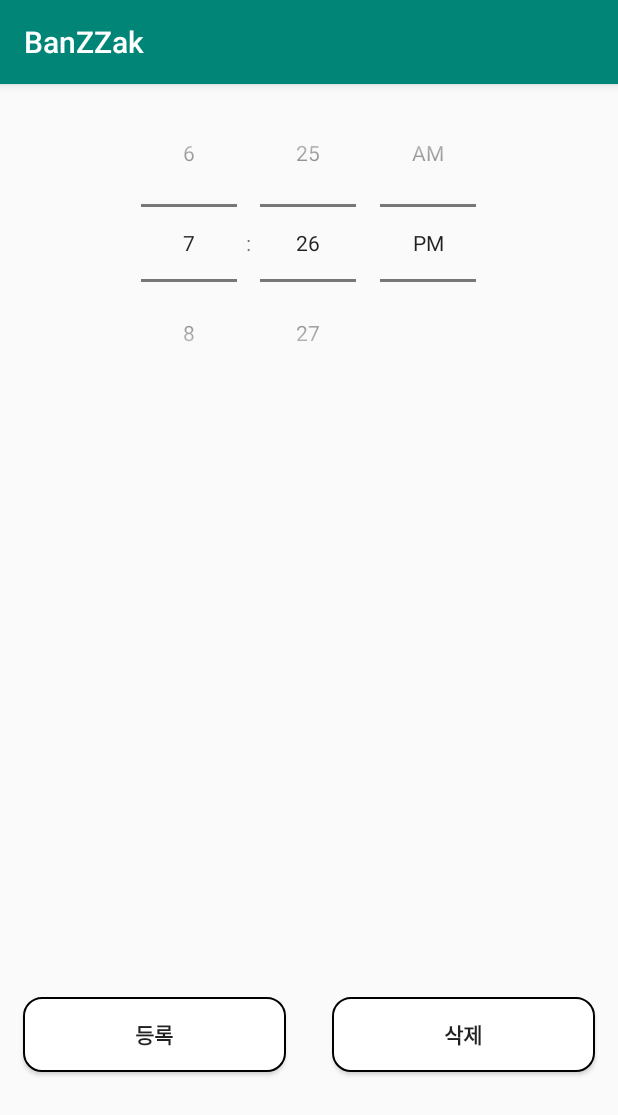
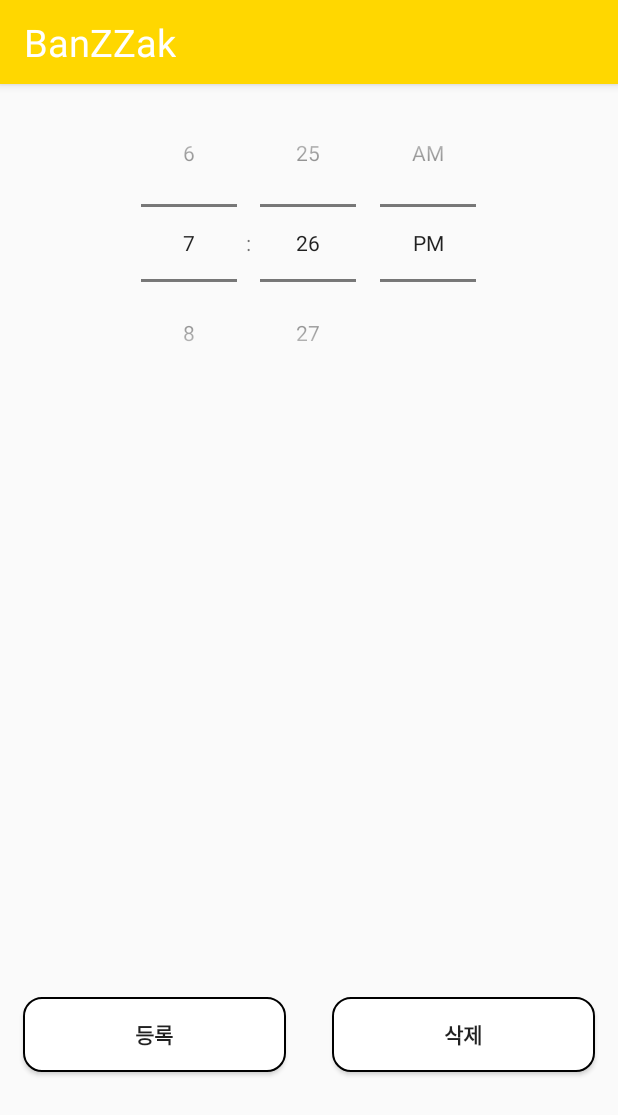
Before and after one commit to SuperChallengeHackathon-BanZZak/BanZZakApp, an Android app: the screen it shows after launch (AlarmSettingActivity), after a tap on an icon or button, on a phone screen of 412 x 824 dp. Shown: the top 1115 px of the screen. Run offline under Robolectric (Android 15) with nearby library versions, the phone set to English and light mode, and no system bars; our stand-ins replace Room's generated code.

Commit message:
색 바꿈
splash activity navihation bar 색상 투명하게
action bar 배경색, 글자 색, fab 색 바꿈

폰트 변경하기

```diff
--- a/app/build.gradle
+++ b/app/build.gradle
@@ -4,7 +4,7 @@ android {
     compileSdkVersion 28
     defaultConfig {
         applicationId "com.greentea.banzzak"
-        minSdkVersion 19
+        minSdkVersion 21
         targetSdkVersion 28
         versionCode 1
         versionName "1.0"
--- a/app/src/main/java/com/greentea/banzzak/SplashActivity.java
+++ b/app/src/main/java/com/greentea/banzzak/SplashActivity.java
@@ -1,6 +1,7 @@
 package com.greentea.banzzak;
 
 import android.content.Intent;
+import android.graphics.Color;
 import android.os.Bundle;
 import android.os.Handler;
 
@@ -13,6 +14,9 @@ public class SplashActivity extends AppCompatActivity {
     protected void onCreate(@Nullable Bundle savedInstanceState) {
         super.onCreate(savedInstanceState);
         setContentView(R.layout.activity_splash);
+
+        getWindow().setStatusBarColor(Color.TRANSPARENT);
+        getWindow().setNavigationBarColor(Color.TRANSPARENT);
 
         Handler handler = new Handler();
         handler.postDelayed(new Splash(), 2000);
--- a/app/src/main/res/drawable/ic_add_black_24dp.xml
+++ b/app/src/main/res/drawable/ic_add_black_24dp.xml
@@ -4,6 +4,6 @@
         android:viewportWidth="24.0"
         android:viewportHeight="24.0">
     <path
-        android:fillColor="#FF000000"
+        android:fillColor="#FFFFFF"
         android:pathData="M19,13h-6v6h-2v-6H5v-2h6V5h2v6h6v2z"/>
 </vector>
--- a/app/src/main/res/layout/activity_main.xml
+++ b/app/src/main/res/layout/activity_main.xml
@@ -22,7 +22,7 @@
         android:layout_alignParentRight="true"
         android:layout_marginBottom="20dp"
         android:layout_marginRight="20dp"
-        android:backgroundTint="#009688"
+        android:backgroundTint="#FFD700"
         android:src="@drawable/ic_add_black_24dp"
         app:borderWidth="0dp"
         app:fabSize="normal"
--- a/app/src/main/res/values/colors.xml
+++ b/app/src/main/res/values/colors.xml
@@ -3,4 +3,5 @@
     <color name="colorPrimary">#008577</color>
     <color name="colorPrimaryDark">#00574B</color>
     <color name="colorAccent">#D81B60</color>
+    <color name="title_color">#ffffff</color>
 </resources>
--- a/app/src/main/res/values/styles.xml
+++ b/app/src/main/res/values/styles.xml
@@ -3,9 +3,16 @@
     <!-- Base application theme. -->
     <style name="AppTheme" parent="Theme.AppCompat.Light.DarkActionBar">
         <!-- Customize your theme here. -->
-        <item name="colorPrimary">@color/colorPrimary</item>
-        <item name="colorPrimaryDark">@color/colorPrimaryDark</item>
+        <item name="colorPrimary">#FFD700</item>
+        <item name="colorPrimaryDark">#F7E600</item>
         <item name="colorAccent">@color/colorAccent</item>
     </style>
 
+    <style name="TextAppearance.AppCompat.Widget.ActionBar.Title" parent="@android:style/TextAppearance">
+
+        <item name="android:textSize">25dp</item>
+        <item name="android:textColor">@color/title_color</item>
+
+    </style>
+
 </resources>
```
